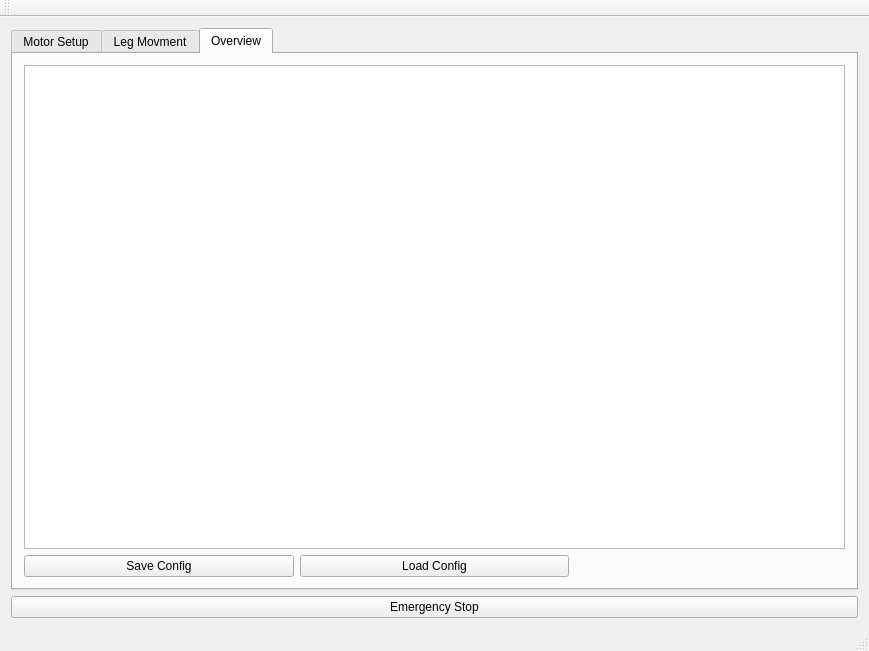
craftit/DogBotSoftware, file Bark/mainwindow.ui: the form before one commit.
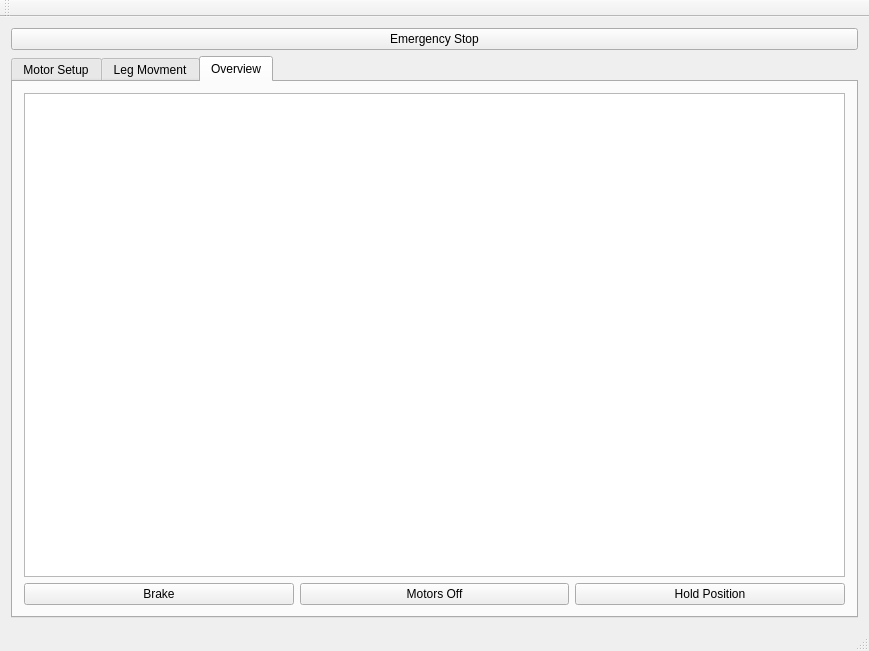
The form after the commit. The open tabs and pages were chosen to show the change.

Commit message: Change message order, add emergency stop.

The edit to the form file:
```diff
--- a/Bark/mainwindow.ui
+++ b/Bark/mainwindow.ui
@@ -15,6 +15,13 @@
   </property>
   <widget class="QWidget" name="centralWidget">
    <layout class="QVBoxLayout" name="verticalLayout">
+    <item>
+     <widget class="QPushButton" name="pushButtonEmergencyStop">
+      <property name="text">
+       <string>Emergency Stop</string>
+      </property>
+     </widget>
+    </item>
     <item>
      <widget class="QTabWidget" name="tabWidget">
       <property name="currentIndex">
@@ -1377,34 +1384,34 @@
         <string>Overview</string>
        </attribute>
        <layout class="QGridLayout" name="gridLayout">
-        <item row="2" column="0">
-         <widget class="QPushButton" name="pushButtonSaveConfig">
+        <item row="3" column="0">
+         <widget class="QPushButton" name="pushButtonBrake">
           <property name="text">
-           <string>Save Config</string>
+           <string>Brake</string>
+          </property>
+         </widget>
+        </item>
+        <item row="3" column="1">
+         <widget class="QPushButton" name="pushButtonOff">
+          <property name="text">
+           <string>Motors Off</string>
+          </property>
+         </widget>
+        </item>
+        <item row="3" column="2">
+         <widget class="QPushButton" name="pushButtonHold">
+          <property name="text">
+           <string>Hold Position</string>
           </property>
          </widget>
         </item>
         <item row="1" column="0" colspan="3">
          <widget class="QTableView" name="tableViewServoList"/>
         </item>
-        <item row="2" column="1">
-         <widget class="QPushButton" name="pushButtonLoadConfig">
-          <property name="text">
-           <string>Load Config</string>
-          </property>
-         </widget>
-        </item>
        </layout>
       </widget>
      </widget>
     </item>
-    <item>
-     <widget class="QPushButton" name="pushButtonEmergencyStop">
-      <property name="text">
-       <string>Emergency Stop</string>
-      </property>
-     </widget>
-    </item>
    </layout>
   </widget>
   <widget class="QMenuBar" name="menuBar">
```
Left out of the diff: 4 changed lines with no effect on the pictures. The commit also changes 19 other files.
